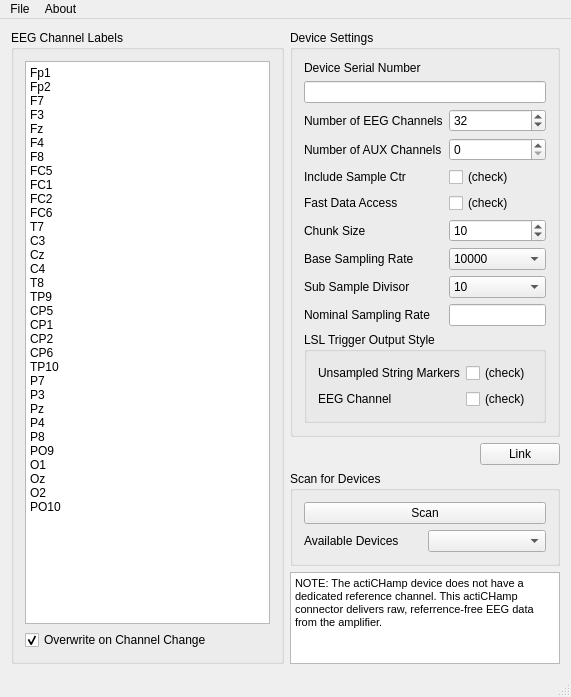
First picture: the form in mainwindow.ui, repository brain-products/LSL-actiCHamp, before the edit.
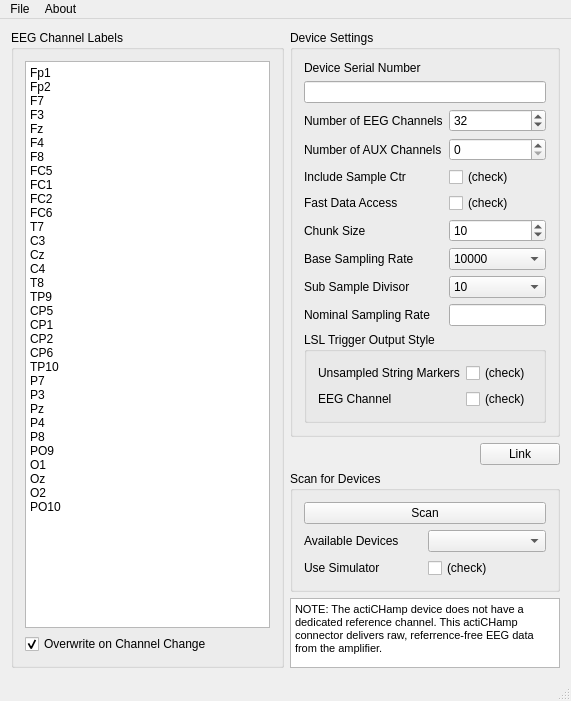
Second picture: the form after the edit.

Diff of the .ui file:
```diff
--- a/mainwindow.ui
+++ b/mainwindow.ui
@@ -399,13 +399,6 @@
            </property>
           </widget>
          </item>
-         <item row="1" column="0">
-          <widget class="QLabel" name="label_4">
-           <property name="text">
-            <string>Available Devices</string>
-           </property>
-          </widget>
-         </item>
          <item row="0" column="0" colspan="2">
           <widget class="QPushButton" name="refreshDevices">
            <property name="toolTip">
@@ -416,6 +409,27 @@
            </property>
           </widget>
          </item>
+         <item row="1" column="0">
+          <widget class="QLabel" name="label_4">
+           <property name="text">
+            <string>Available Devices</string>
+           </property>
+          </widget>
+         </item>
+         <item row="2" column="1">
+          <widget class="QCheckBox" name="useSim">
+           <property name="text">
+            <string>(check)</string>
+           </property>
+          </widget>
+         </item>
+         <item row="2" column="0">
+          <widget class="QLabel" name="label_13">
+           <property name="text">
+            <string>Use Simulator</string>
+           </property>
+          </widget>
+         </item>
         </layout>
        </widget>
       </item>
@@ -429,7 +443,7 @@
 &lt;html&gt;&lt;head&gt;&lt;meta name=&quot;qrichtext&quot; content=&quot;1&quot; /&gt;&lt;style type=&quot;text/css&quot;&gt;
 p, li { white-space: pre-wrap; }
 &lt;/style&gt;&lt;/head&gt;&lt;body style=&quot; font-family:'MS Shell Dlg 2'; font-size:8.25pt; font-weight:400; font-style:normal;&quot;&gt;
-&lt;p style=&quot; margin-top:0px; margin-bottom:0px; margin-left:0px; margin-right:0px; -qt-block-indent:0; text-indent:0px;&quot;&gt;&lt;span style=&quot; font-family:'MS Shell Dlg 2';&quot;&gt;NOTE: The actiCHamp device does not have a dedicated reference channel. This actiCHamp connector delivers raw, referrence-free EEG data from the amplifier.&lt;/span&gt;&lt;/p&gt;&lt;/body&gt;&lt;/html&gt;</string>
+&lt;p style=&quot; margin-top:0px; margin-bottom:0px; margin-left:0px; margin-right:0px; -qt-block-indent:0; text-indent:0px;&quot;&gt;NOTE: The actiCHamp device does not have a dedicated reference channel. This actiCHamp connector delivers raw, referrence-free EEG data from the amplifier.&lt;/p&gt;&lt;/body&gt;&lt;/html&gt;</string>
         </property>
        </widget>
       </item>
```
